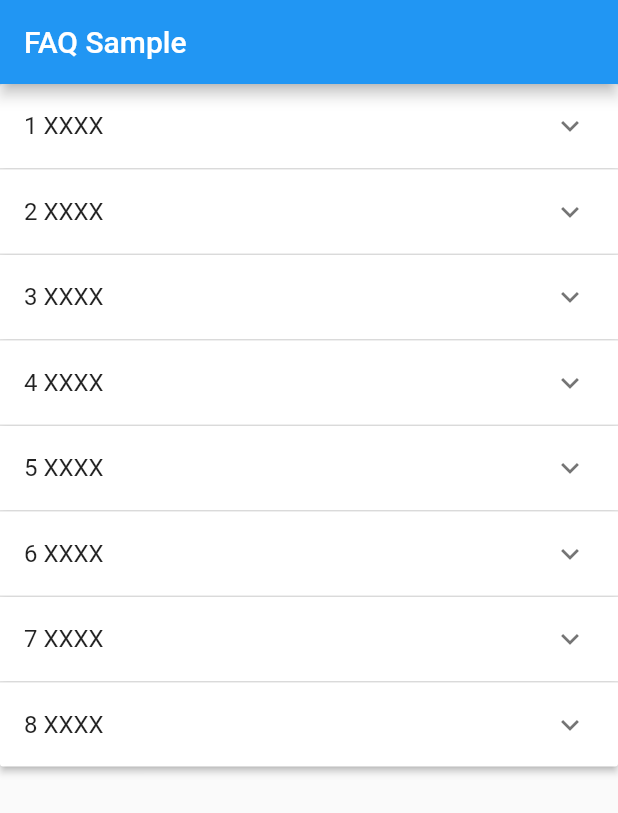
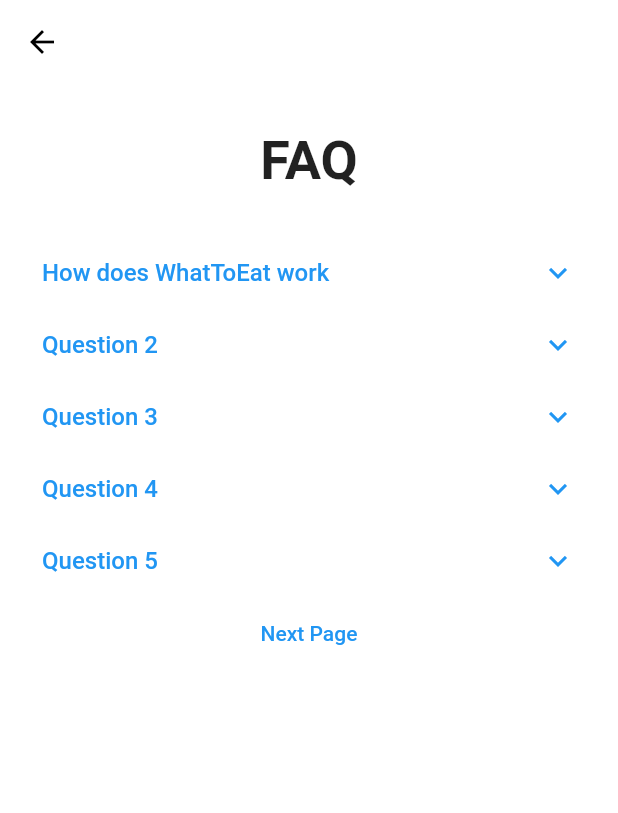
Before and after one commit to is767-1-2021/sanot, a Flutter app: the screen it shows after launch, on a phone screen of 412 x 824 dp. Shown: the top 813 px of the screen. Run offline on Flutter 3.47's test engine with Material 2 defaults, Android fonts, the light colour scheme and no system bars; project files that could hold a hidden picture were left out.

Commit message:
Team app

```diff
--- a/team_app/lib/main.dart
+++ b/team_app/lib/main.dart
@@ -1,86 +1,140 @@
 import 'package:flutter/material.dart';
+import 'model.dart';
+import 'second_page.dart';
 
-void main() => runApp(const MyApp());
+void main() {
+  runApp(MyApp());
+}
 
 class MyApp extends StatelessWidget {
-  const MyApp({Key? key}) : super(key: key);
+  @override
+  Widget build(BuildContext context) {
+    return MaterialApp(
+      home: Homepage(),
+    );
+  }
+}
 
-  static const String _title = 'FAQ Sample';
+class Homepage extends StatefulWidget {
+  @override
+  _HomepageState createState() => _HomepageState();
+}
+
+class _HomepageState extends State<Homepage> {
+  double hight = 0;
+  bool isExpand = false;
+
+  List<Model> dataList = [
+    Model(
+        question: "How does WhatToEat work",
+        answer: 'We random the food to you',
+        isExpand: false,
+        hight: 0),
+    Model(question: "Question 2", answer: 'aa', isExpand: false, hight: 0),
+    Model(question: "Question 3", answer: 'aa', isExpand: false, hight: 0),
+    Model(question: "Question 4", answer: 'aa', isExpand: false, hight: 0),
+    Model(question: "Question 5", answer: 'aa', isExpand: false, hight: 0),
+  ];
 
   @override
   Widget build(BuildContext context) {
-    return MaterialApp(
-      title: _title,
-      home: Scaffold(
-        appBar: AppBar(title: const Text(_title)),
-        body: const MyStatefulWidget(),
+    return Scaffold(
+      backgroundColor: Colors.white,
+      appBar: AppBar(
+        leading: Icon(
+          Icons.arrow_back,
+          color: Colors.black,
+        ),
+        backgroundColor: Colors.white,
+        elevation: 0,
+      ),
+      body: SingleChildScrollView(
+        child: Column(
+          // mainAxisAlignment: MainAxisAlignment.center,
+          crossAxisAlignment: CrossAxisAlignment.center,
+          children: [
+            Container(
+              padding: EdgeInsets.symmetric(vertical: 30),
+              child: Text(
+                'FAQ',
+                style: TextStyle(fontSize: 36, fontWeight: FontWeight.bold),
+              ),
+            ),
+            //สร้าง widget แบบ dynamic ตาม list
+            ListView.builder(
+                physics: NeverScrollableScrollPhysics(),
+                shrinkWrap: true,
+                itemCount: 5,
+                itemBuilder: (context, int index) {
+                  final Model item = dataList[index];
+                  return Container(
+                    child: Column(
+                      children: [
+                        TextButton(
+                          onPressed: () {
+                            //เงื่อนไขการ
+                            setState(() {
+                              if (item.isExpand != null) {
+                                item.isExpand = !item.isExpand!;
+                                //ถ้าต้องการ fix ค่าความสูงของคำตอบให้เอาคอมเม้นข้างล่างออก แล้วใส่
+                                // if (item.isExpand!) {
+                                //   item.hight = 200;
+                                // } else {
+                                //   item.hight = 0;
+                                // }
+                              }
+                            });
+                          },
+                          child: Container(
+                            padding: EdgeInsets.symmetric(horizontal: 20),
+                            child: Row(
+                              mainAxisAlignment: MainAxisAlignment.spaceBetween,
+                              children: [
+                                // Question
+                                Text(
+                                  "${item.question}",
+                                  style: TextStyle(fontSize: 16),
+                                ),
+
+                                // Check condition icon: true arrow up, false arrow down
+                                Icon(item.isExpand!
+                                    ? Icons.keyboard_arrow_up
+                                    : Icons.keyboard_arrow_down),
+                              ],
+                            ),
+                          ),
+                        ),
+                        // Answer
+                        Container(
+                          padding: EdgeInsets.symmetric(
+                              horizontal: 20, vertical: 20),
+                          //เช็คความสูงถ้า isExpand เท่ากับ true ไม่ต้องส่งค่าความสูงเนื่องจากความสูงจะขยายตาม child เอง
+                          //ถ้า isExpand == false ให้ส่งค่า 0 เพื่อนซ่อน คำตอบ
+                          height: item.isExpand!
+                              ? null
+                              : 0, //ถ้าต้องการ Fix ความสูงใส่ item.hight แทน item.isExpand! ? null : 0
+                          width: double.infinity,
+                          color: Colors.blueAccent,
+                          child: Text('${item.answer}'),
+                        ),
+                      ],
+                    ),
+                  );
+                }),
+            //Widget Press to Next Page
+            TextButton(
+              onPressed: () {
+                Navigator.push(context,
+                    MaterialPageRoute(builder: (context) => SecondPage()));
+              },
+              child: Text('Next Page'),
+            ),
+            SizedBox(
+              height: 30,
+            )
+          ],
+        ),
       ),
     );
   }
 }
-
-class Item {
-  Item({
-    required this.expandedValue,
-    required this.headerValue,
-    this.isExpanded = false,
-  });
-
-  String expandedValue;
-  String headerValue;
-  bool isExpanded;
-}
-
-List<Item> generateItems(int numberOfItems) {
-  return List<Item>.generate(numberOfItems, (int index) {
-    return Item(
-      headerValue: '${index + 1} XXXX',
-      expandedValue: '${index + 1} XXXXXXX? ',
-    );
-  });
-}
-
-class MyStatefulWidget extends StatefulWidget {
-  const MyStatefulWidget({Key? key}) : super(key: key);
-
-  @override
-  State<MyStatefulWidget> createState() => _MyStatefulWidgetState();
-}
-
-class _MyStatefulWidgetState extends State<MyStatefulWidget> {
-  final List<Item> _data = generateItems(8);
-
-  @override
-  Widget build(BuildContext context) {
-    return SingleChildScrollView(
-      child: Container(
-        child: _buildPanel(),
-      ),
-    );
-  }
-
-  Widget _buildPanel() {
-    return ExpansionPanelList(
-      expansionCallback: (int index, bool isExpanded) {
-        setState(() {
-          _data[index].isExpanded = !isExpanded;
-        });
-      },
-      children: _data.map<ExpansionPanel>((Item item) {
-        return ExpansionPanel(
-          headerBuilder: (BuildContext context, bool isExpanded) {
-            return ListTile(
-              title: Text(item.headerValue),
-            );
-          },
-          body: ListTile(
-              title: Text(item.expandedValue),
-              subtitle: const Text('xxxxxx'),
-              trailing: const Icon(Icons.sports_bar),
-              onTap: () {}),
-          isExpanded: item.isExpanded,
-        );
-      }).toList(),
-    );
-  }
-}
--- /dev/null
+++ b/team_app/lib/model.dart
@@ -0,0 +1,8 @@
+class Model {
+  String? question;
+  String? answer;
+  bool? isExpand;
+  double? hight;
+
+  Model({this.question, this.answer, this.isExpand, this.hight});
+}
--- /dev/null
+++ b/team_app/lib/second_page.dart
@@ -0,0 +1,15 @@
+import 'package:flutter/material.dart';
+
+class SecondPage extends StatefulWidget {
+  @override
+  _SecondPageState createState() => _SecondPageState();
+}
+
+class _SecondPageState extends State<SecondPage> {
+  @override
+  Widget build(BuildContext context) {
+    return Scaffold(
+      appBar: AppBar(),
+    );
+  }
+}
```
